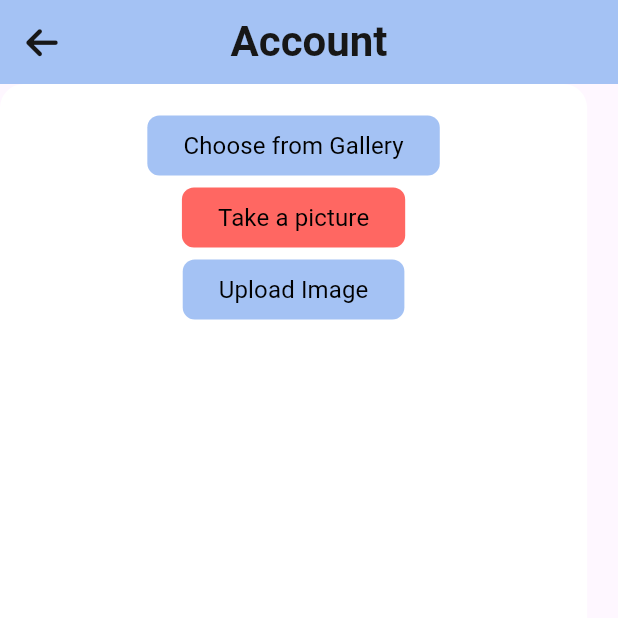
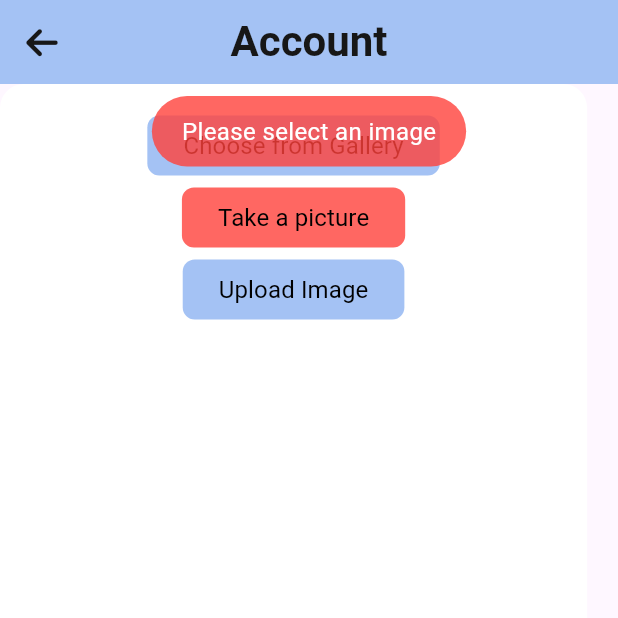
Before and after one commit to DahalAmulya/salesmanApp, a Flutter app: the PickProfilePicScreen screen opened directly, after a tap on "Upload Image", on a phone screen of 412 x 824 dp, the top half of it. Run offline on Flutter 3.47's test engine with Material 3 defaults, Android fonts, the phone set to English and light mode, and no system bars; our stand-ins replace awesome_notifications, battery_plus, camera, carousel_slider, connectivity_plus, date_picker_timeline and 20 more; missing offline and left inert: background_task, cloudinary_flutter, cloudinary_url_gen, custom_info_window, dart:ffi, flutter_udid and 4 more; accounts and stored records are empty; network calls fail; project files that could hold a hidden picture were left out.

```diff
--- a/lib/pages/settings/profile/pick_profile_pic_screen.dart
+++ b/lib/pages/settings/profile/pick_profile_pic_screen.dart
@@ -7,6 +7,7 @@ import 'package:deskgoo/widgets/buttons/elevated_button.dart';
 import 'package:deskgoo/widgets/containers/custom_container.dart';
 import 'package:deskgoo/widgets/texts/custom_text.dart';
 import 'package:flutter/material.dart';
+import 'package:fluttertoast/fluttertoast.dart';
 import 'package:font_awesome_flutter/font_awesome_flutter.dart';
 import 'package:image_picker/image_picker.dart';
 
@@ -74,7 +75,13 @@ class _PickProfilePicScreenState extends State<PickProfilePicScreen> {
           CustomElevatedButton(
             onPressed: () {
               print('Pressed on upload button');
-              postProfileImage();
+              if(_selectedImage != null){
+                postProfileImage();
+              }else{
+                ToastMessageUtils().showToastMessage('Please select an image',ToastGravity.TOP,
+                    CustomColors.lightRed);
+              }
+
             },
             backgroundColor: CustomColors.primaryColor,
             widget: CustomText(text: 'Upload Image'),
@@ -115,14 +122,18 @@ class _PickProfilePicScreenState extends State<PickProfilePicScreen> {
     try {
       var response = await request.send();
       if (response.statusCode == 200) {
-        ToastMessageUtils().showToastMessage('Image uploaded successfully');
+        ToastMessageUtils().showToastMessage('Image uploaded successfully',ToastGravity.TOP,
+            CustomColors.jadeGreen);
+        Navigator.of(context).pop();
         print("Upload successful!");
       } else {
-        ToastMessageUtils().showToastMessage('Image uploaded failed');
+        ToastMessageUtils().showToastMessage('Image uploaded failed',ToastGravity.TOP,
+            CustomColors.lightRed);
         print("Upload failed with status: ${response.statusCode}");
       }
     } catch (e) {
-      ToastMessageUtils().showToastMessage('Image uploaded failed');
+      ToastMessageUtils().showToastMessage('Image uploaded failed',ToastGravity.TOP,
+          CustomColors.lightRed);
       print("Error uploading: $e");
     }
   }
```
